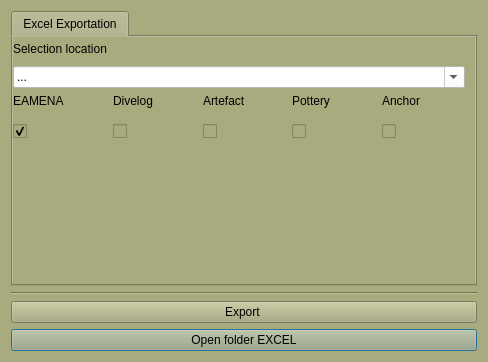
First picture: the form in gui/ui/Pdf_export.ui, repository enzococca/HFF, before the edit.
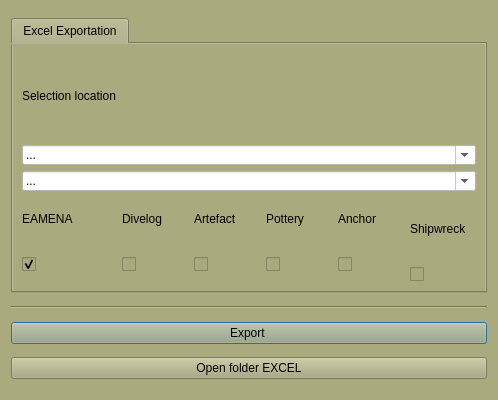
Second picture: the form after the edit. Icons and pictures are not drawn.

Commit message:
Added shipwreck category export and adjusted dropdown visibility
Updated the Excel_export.py, Images_directory_export.py, and Pdf_Export.ui logic to include separate category-based exports for shipwreck data. Now, when the shipwreck checkbox is selected, the site location dropdown is hidden, and a new category dropdown appears. The method to pull shipwreck data from the database has been embedded into the existing export functionality for easy data extraction and export into an Excel spreadsheet.

```diff
--- a/gui/ui/Pdf_export.ui
+++ b/gui/ui/Pdf_export.ui
@@ -12,20 +12,26 @@
    <rect>
     <x>0</x>
     <y>0</y>
-    <width>488</width>
-    <height>362</height>
+    <width>498</width>
+    <height>400</height>
    </rect>
   </property>
+  <property name="sizePolicy">
+   <sizepolicy hsizetype="Expanding" vsizetype="Preferred">
+    <horstretch>0</horstretch>
+    <verstretch>0</verstretch>
+   </sizepolicy>
+  </property>
   <property name="minimumSize">
    <size>
     <width>300</width>
-    <height>279</height>
+    <height>400</height>
    </size>
   </property>
   <property name="maximumSize">
    <size>
-    <width>488</width>
-    <height>362</height>
+    <width>650</width>
+    <height>500</height>
    </size>
   </property>
   <property name="cursor">
@@ -42,36 +48,7 @@
    <string notr="true">background-color: rgb(170, 170, 127);</string>
   </property>
   <layout class="QGridLayout" name="gridLayout_2">
-   <item row="8" column="0">
-    <widget class="QPushButton" name="pushButton_open_dir">
-     <property name="text">
-      <string>Open folder EXCEL</string>
-     </property>
-     <property name="icon">
-      <iconset resource="../../resources/resources.qrc">
-       <normaloff>:/icons/directoryExp.png</normaloff>:/icons/directoryExp.png</iconset>
-     </property>
-    </widget>
-   </item>
-   <item row="7" column="0">
-    <widget class="QPushButton" name="pushButton_exp_pdf">
-     <property name="text">
-      <string>Export </string>
-     </property>
-     <property name="icon">
-      <iconset resource="../../resources/resources.qrc">
-       <normaloff>:/icons/excel-export.png</normaloff>:/icons/excel-export.png</iconset>
-     </property>
-    </widget>
-   </item>
-   <item row="6" column="0">
-    <widget class="Line" name="line">
-     <property name="orientation">
-      <enum>Qt::Horizontal</enum>
-     </property>
-    </widget>
-   </item>
-   <item row="5" column="0">
+   <item row="0" column="0">
     <widget class="QTabWidget" name="tabWidget">
      <property name="sizePolicy">
       <sizepolicy hsizetype="Expanding" vsizetype="Expanding">
@@ -98,16 +75,7 @@
       <attribute name="title">
        <string>Excel Exportation</string>
       </attribute>
-      <widget class="QWidget" name="layoutWidget">
-       <property name="geometry">
-        <rect>
-         <x>0</x>
-         <y>0</y>
-         <width>452</width>
-         <height>112</height>
-        </rect>
-       </property>
-       <layout class="QGridLayout" name="gridLayout">
+      <layout class="QGridLayout" name="gridLayout_3">
         <item row="0" column="0">
          <widget class="QLabel" name="label">
           <property name="text">
@@ -115,7 +83,7 @@
           </property>
          </widget>
         </item>
-        <item row="1" column="0" colspan="5">
+       <item row="1" column="0" colspan="6">
          <widget class="QComboBox" name="comboBox_sito">
           <property name="enabled">
            <bool>true</bool>
@@ -128,10 +96,16 @@
           </property>
           <property name="minimumSize">
            <size>
-            <width>450</width>
+           <width>30</width>
             <height>20</height>
            </size>
           </property>
+         <property name="maximumSize">
+          <size>
+           <width>16777215</width>
+           <height>20</height>
+          </size>
+         </property>
           <property name="mouseTracking">
            <bool>false</bool>
           </property>
@@ -160,7 +134,58 @@
           </item>
          </widget>
         </item>
-        <item row="2" column="0">
+       <item row="2" column="0" colspan="6">
+        <widget class="QComboBox" name="comboBox_s">
+         <property name="enabled">
+          <bool>true</bool>
+         </property>
+         <property name="sizePolicy">
+          <sizepolicy hsizetype="Preferred" vsizetype="Preferred">
+           <horstretch>0</horstretch>
+           <verstretch>0</verstretch>
+          </sizepolicy>
+         </property>
+         <property name="minimumSize">
+          <size>
+           <width>30</width>
+           <height>20</height>
+          </size>
+         </property>
+         <property name="maximumSize">
+          <size>
+           <width>16777215</width>
+           <height>20</height>
+          </size>
+         </property>
+         <property name="mouseTracking">
+          <bool>false</bool>
+         </property>
+         <property name="contextMenuPolicy">
+          <enum>Qt::DefaultContextMenu</enum>
+         </property>
+         <property name="acceptDrops">
+          <bool>false</bool>
+         </property>
+         <property name="styleSheet">
+          <string notr="true">background-color: rgb(255, 255, 255);</string>
+         </property>
+         <property name="editable">
+          <bool>true</bool>
+         </property>
+         <property name="duplicatesEnabled">
+          <bool>false</bool>
+         </property>
+         <property name="frame">
+          <bool>true</bool>
+         </property>
+         <item>
+          <property name="text">
+           <string>...</string>
+          </property>
+         </item>
+        </widget>
+       </item>
+       <item row="3" column="0">
          <layout class="QVBoxLayout" name="verticalLayout">
           <item>
            <widget class="QLabel" name="label_2">
@@ -206,7 +231,7 @@
           </item>
          </layout>
         </item>
-        <item row="2" column="1">
+       <item row="3" column="1">
          <layout class="QVBoxLayout" name="verticalLayout_2">
           <item>
            <widget class="QLabel" name="label_3">
@@ -243,7 +268,7 @@
           </item>
          </layout>
         </item>
-        <item row="2" column="2">
+       <item row="3" column="2">
          <layout class="QVBoxLayout" name="verticalLayout_4">
           <item>
            <widget class="QLabel" name="label_5">
@@ -280,7 +305,7 @@
           </item>
          </layout>
         </item>
-        <item row="2" column="3">
+       <item row="3" column="3">
          <layout class="QVBoxLayout" name="verticalLayout_5">
           <item>
            <widget class="QLabel" name="label_6">
@@ -320,7 +345,7 @@
           </item>
          </layout>
         </item>
-        <item row="2" column="4">
+       <item row="3" column="4">
          <layout class="QVBoxLayout" name="verticalLayout_7">
           <item>
            <widget class="QLabel" name="label_8">
@@ -366,9 +391,65 @@
           </item>
          </layout>
         </item>
-       </layout>
-      </widget>
-     </widget>
+       <item row="3" column="5">
+        <layout class="QGridLayout" name="gridLayout">
+         <item row="0" column="0">
+          <widget class="QLabel" name="label_4">
+           <property name="text">
+            <string>Shipwreck</string>
+           </property>
+          </widget>
+         </item>
+         <item row="1" column="0">
+          <widget class="QCheckBox" name="checkBox_shipwreck">
+           <property name="text">
+            <string/>
+           </property>
+           <property name="icon">
+            <iconset resource="../../resources/resources.qrc">
+             <normaloff>:/icons/Shipwreck.png</normaloff>:/icons/Shipwreck.png</iconset>
+           </property>
+           <property name="iconSize">
+            <size>
+             <width>30</width>
+             <height>30</height>
+            </size>
+           </property>
+          </widget>
+         </item>
+        </layout>
+       </item>
+      </layout>
+     </widget>
+    </widget>
+   </item>
+   <item row="1" column="0">
+    <widget class="Line" name="line">
+     <property name="orientation">
+      <enum>Qt::Horizontal</enum>
+     </property>
+    </widget>
+   </item>
+   <item row="2" column="0">
+    <widget class="QPushButton" name="pushButton_exp_pdf">
+     <property name="text">
+      <string>Export </string>
+     </property>
+     <property name="icon">
+      <iconset resource="../../resources/resources.qrc">
+       <normaloff>:/icons/excel-export.png</normaloff>:/icons/excel-export.png</iconset>
+     </property>
+    </widget>
+   </item>
+   <item row="3" column="0">
+    <widget class="QPushButton" name="pushButton_open_dir">
+     <property name="text">
+      <string>Open folder EXCEL</string>
+     </property>
+     <property name="icon">
+      <iconset resource="../../resources/resources.qrc">
+       <normaloff>:/icons/directoryExp.png</normaloff>:/icons/directoryExp.png</iconset>
+     </property>
     </widget>
    </item>
   </layout>
```
Left out of the diff: 35 changed lines with no effect on the pictures. Lines whose indentation alone changed are shown as unchanged. The commit also changes 2 other files.
